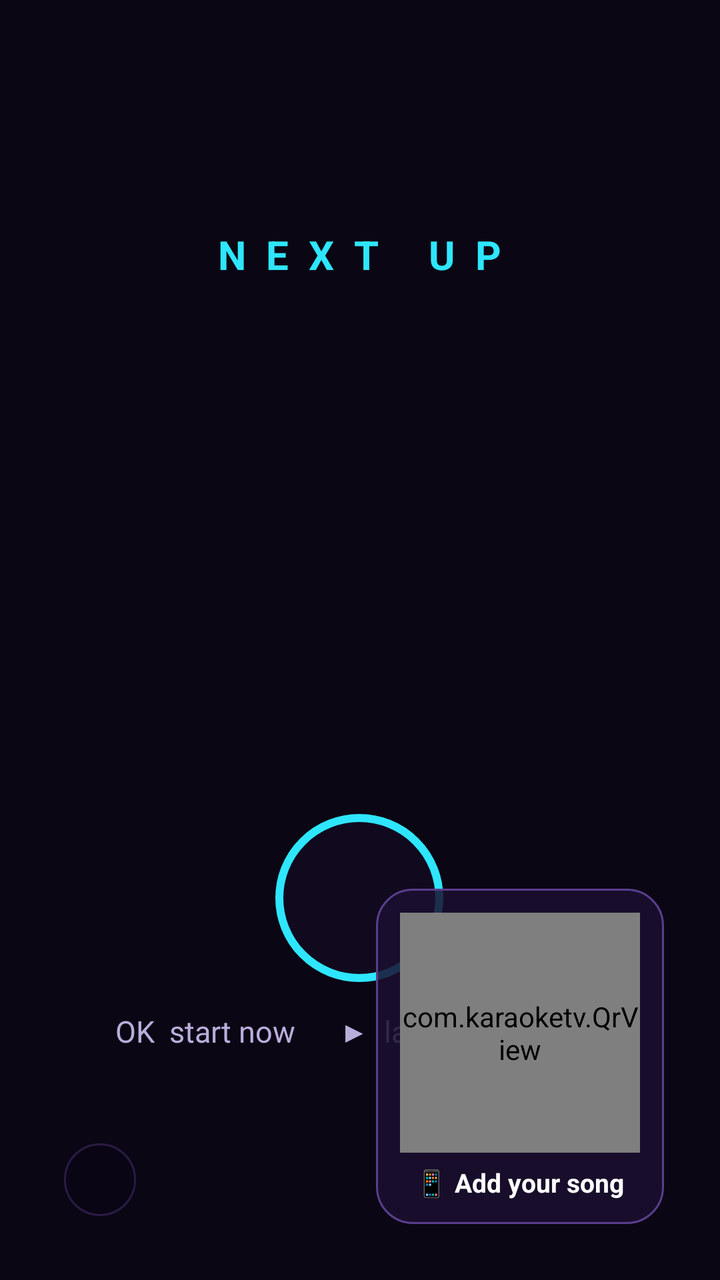
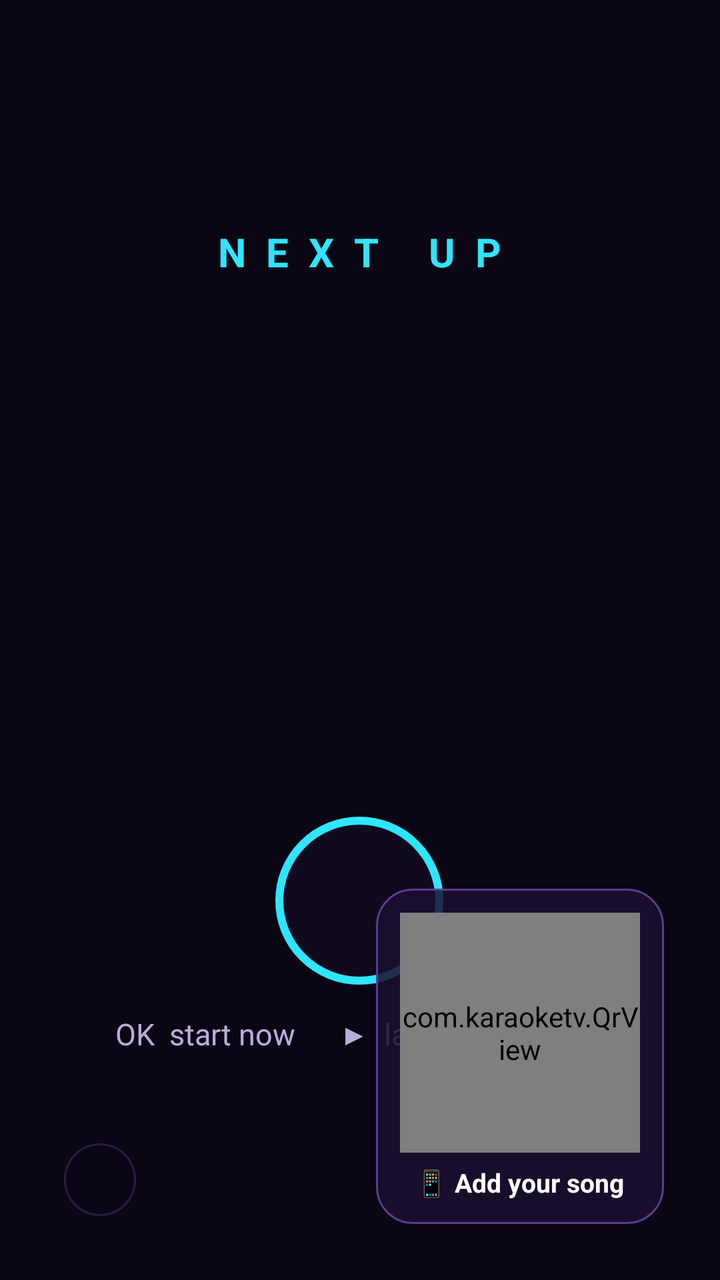

Two renders of the same Android screen: before a commit and after it. Below are the layout's source before the change and the commit's diff.
<!-- AndroidManifest.xml: application theme Theme.KaraokeTV -->
<!-- res/layout/intermission.xml -->
<?xml version="1.0" encoding="utf-8"?>
<FrameLayout xmlns:android="http://schemas.android.com/apk/res/android"
    android:layout_width="match_parent"
    android:layout_height="match_parent">

    <LinearLayout
        android:id="@+id/imContent"
        android:layout_width="wrap_content"
        android:layout_height="wrap_content"
        android:layout_gravity="center"
        android:gravity="center"
        android:orientation="vertical">

        <TextView
            style="@style/Label"
            android:letterSpacing="0.5"
            android:text="NEXT UP"
            android:textSize="20sp" />

        <TextView
            android:id="@+id/imAvatar"
            android:layout_width="120dp"
            android:layout_height="120dp"
            android:layout_marginTop="12dp"
            android:elevation="10dp"
            android:gravity="center"
            android:textColor="#0B0614"
            android:textSize="60sp"
            android:textStyle="bold" />

        <TextView
            android:id="@+id/imSinger"
            android:layout_width="wrap_content"
            android:layout_height="wrap_content"
            android:layout_marginTop="10dp"
            android:fontFamily="sans-serif-black"
            android:maxLines="1"
            android:shadowColor="@color/neon_pink"
            android:shadowRadius="30"
            android:textColor="#FFFFFF"
            android:textSize="58sp" />

        <TextView
            android:id="@+id/imSong"
            android:layout_width="wrap_content"
            android:layout_height="wrap_content"
            android:ellipsize="end"
            android:gravity="center"
            android:maxWidth="720dp"
            android:maxLines="2"
            android:textColor="@color/text_dim"
            android:textSize="20sp" />

        <TextView
            android:id="@+id/imCount"
            android:layout_width="84dp"
            android:layout_height="84dp"
            android:layout_marginTop="20dp"
            android:background="@drawable/ring_bg"
            android:fontFamily="sans-serif-black"
            android:gravity="center"
            android:textColor="@color/gold"
            android:textSize="38sp" />

        <TextView
            android:id="@+id/imHint"
            android:layout_width="wrap_content"
            android:layout_height="wrap_content"
            android:layout_marginTop="14dp"
            android:text="OK  start now      ▶  later      ↩  lobby"
            android:textColor="@color/text_dim"
            android:textSize="15sp" />

        
        <LinearLayout
            android:id="@+id/imTouch"
            android:layout_width="wrap_content"
            android:layout_height="wrap_content"
            android:layout_marginTop="14dp"
            android:orientation="horizontal"
            android:visibility="gone">

            <TextView
                android:id="@+id/imStart"
                android:layout_width="wrap_content"
                android:layout_height="48dp"
                android:layout_marginStart="6dp"
                android:layout_marginEnd="6dp"
                android:background="@drawable/chip_bg"
                android:gravity="center"
                android:minWidth="64dp"
                android:paddingStart="18dp"
                android:paddingEnd="18dp"
                android:text="▶ Start now"
                android:textColor="@color/text_main"
                android:textSize="18sp" />
            <TextView
                android:id="@+id/imLater"
                android:layout_width="wrap_content"
                android:layout_height="48dp"
                android:layout_marginStart="6dp"
                android:layout_marginEnd="6dp"
                android:background="@drawable/chip_bg"
                android:gravity="center"
                android:minWidth="64dp"
                android:paddingStart="18dp"
                android:paddingEnd="18dp"
                android:text="⏭ Later"
                android:textColor="@color/text_main"
                android:textSize="18sp" />
            <TextView
                android:id="@+id/imLobby"
                android:layout_width="wrap_content"
                android:layout_height="48dp"
                android:layout_marginStart="6dp"
                android:layout_marginEnd="6dp"
                android:background="@drawable/chip_bg"
                android:gravity="center"
                android:minWidth="64dp"
                android:paddingStart="18dp"
                android:paddingEnd="18dp"
                android:text="🏠 Lobby"
                android:textColor="@color/text_main"
                android:textSize="18sp" />
        </LinearLayout>
    </LinearLayout>

    <TextView
        android:id="@+id/imQueueInfo"
        android:layout_width="wrap_content"
        android:layout_height="wrap_content"
        android:layout_gravity="bottom|start"
        android:layout_margin="32dp"
        android:background="@drawable/pill_bg"
        android:paddingStart="18dp"
        android:paddingEnd="18dp"
        android:paddingTop="8dp"
        android:paddingBottom="8dp"
        android:textColor="@color/text_main"
        android:textSize="15sp" />

    <LinearLayout
        android:layout_width="wrap_content"
        android:layout_height="wrap_content"
        android:layout_gravity="bottom|end"
        android:layout_margin="28dp"
        android:background="@drawable/panel_bg"
        android:gravity="center"
        android:orientation="vertical"
        android:padding="12dp">

        <com.karaoketv.QrView
            android:id="@+id/imQr"
            android:layout_width="120dp"
            android:layout_height="120dp" />

        <TextView
            android:layout_width="wrap_content"
            android:layout_height="wrap_content"
            android:layout_marginTop="6dp"
            android:text="📱 Add your song"
            android:textColor="@color/text_main"
            android:textSize="13sp"
            android:textStyle="bold" />
    </LinearLayout>
</FrameLayout>
<!-- resources referenced by this layout -->
<resources>
  <color name="gold">#FFD23F</color>
  <color name="neon_pink">#FF3DA5</color>
  <color name="text_dim">#B9AEDB</color>
  <color name="text_main">#FFFFFF</color>
  <!-- drawable chip_bg (drawable) -->
  <?xml version="1.0" encoding="utf-8"?>
  <selector xmlns:android="http://schemas.android.com/apk/res/android">
      <item android:state_focused="true">
          <shape>
              <solid android:color="@color/neon_pink" />
              <corners android:radius="26dp" />
          </shape>
      </item>
      <item android:state_selected="true">
          <shape>
              <solid android:color="#4A2A7A" />
              <stroke android:width="2dp" android:color="@color/neon_cyan" />
              <corners android:radius="26dp" />
          </shape>
      </item>
      <item>
          <shape>
              <solid android:color="#CC2A1B4A" />
              <corners android:radius="26dp" />
          </shape>
      </item>
  </selector>
  <!-- drawable panel_bg (drawable) -->
  <?xml version="1.0" encoding="utf-8"?>
  <shape xmlns:android="http://schemas.android.com/apk/res/android">
      <solid android:color="#D91A1030" />
      <stroke android:width="1dp" android:color="#5A3E8F" />
      <corners android:radius="18dp" />
  </shape>
  <!-- drawable pill_bg (drawable) -->
  <?xml version="1.0" encoding="utf-8"?>
  <shape xmlns:android="http://schemas.android.com/apk/res/android">
      <solid android:color="#CC0B0614" />
      <stroke android:width="1dp" android:color="#665A3E8F" />
      <corners android:radius="32dp" />
  </shape>
  <!-- drawable ring_bg (drawable) -->
  <?xml version="1.0" encoding="utf-8"?>
  <shape xmlns:android="http://schemas.android.com/apk/res/android" android:shape="oval">
      <solid android:color="#661A1030" />
      <stroke android:width="4dp" android:color="@color/neon_cyan" />
  </shape>
  <style name="Label">
          <item name="android:layout_width">wrap_content</item>
          <item name="android:layout_height">wrap_content</item>
          <item name="android:letterSpacing">0.25</item>
          <item name="android:textColor">@color/neon_cyan</item>
          <item name="android:textSize">13sp</item>
          <item name="android:textStyle">bold</item>
      </style>
  <style name="Theme.KaraokeTV" parent="android:Theme.Material.NoActionBar.Fullscreen">
          <item name="android:windowBackground">@color/bg_deep</item>
          <item name="android:colorAccent">@color/neon_pink</item>
          <item name="android:textColorPrimary">@color/text_main</item>
          <item name="android:textColor">@color/text_main</item>
          <item name="android:textColorHint">@color/text_dim</item>
          <item name="android:windowAnimationStyle">@null</item>
      </style>
  <color name="neon_cyan">#2EE6FF</color>
  <color name="bg_deep">#0B0614</color>
</resources>

<!-- the commit's change to res/layout/intermission.xml (unified diff, before → after) -->
@@ -30,10 +30,16 @@
 
         <TextView
             android:id="@+id/imSinger"
-            android:layout_width="wrap_content"
-            android:layout_height="wrap_content"
+            android:layout_width="match_parent"
+            android:layout_height="80dp"
             android:layout_marginTop="10dp"
+            android:autoSizeMaxTextSize="58sp"
+            android:autoSizeMinTextSize="26sp"
+            android:autoSizeStepGranularity="2sp"
+            android:autoSizeTextType="uniform"
+            android:ellipsize="end"
             android:fontFamily="sans-serif-black"
+            android:gravity="center"
             android:maxLines="1"
             android:shadowColor="@color/neon_pink"
             android:shadowRadius="30"
